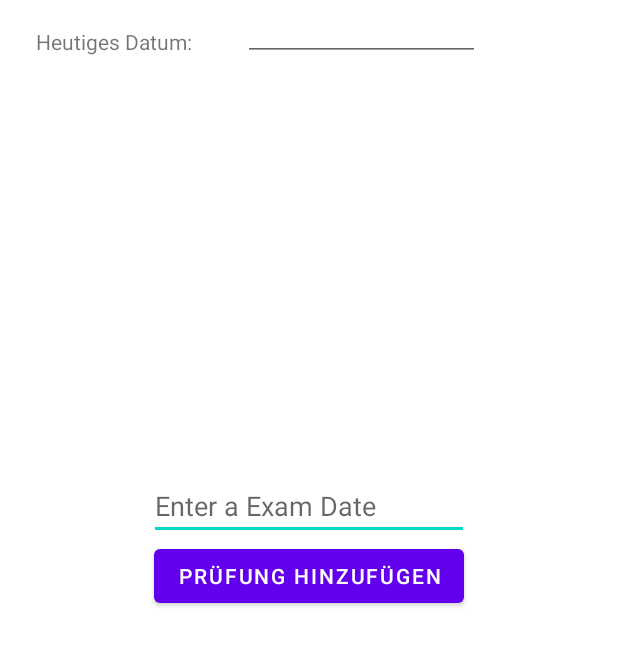
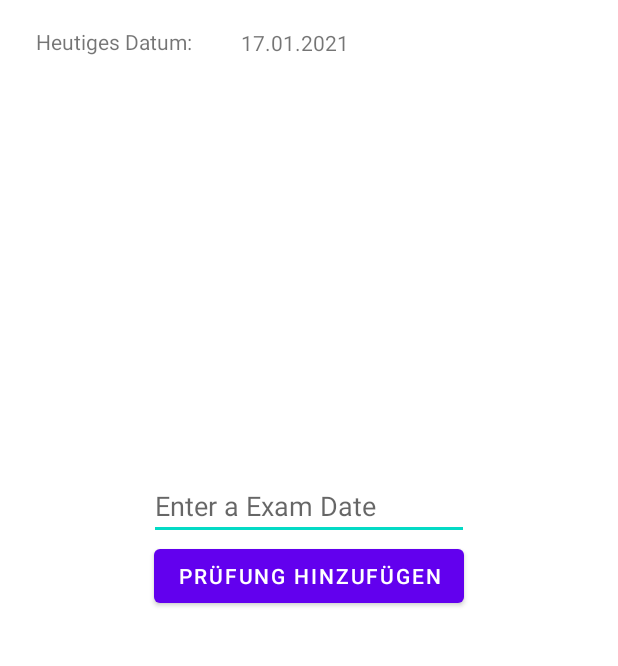
Before and after one commit to felixmeyjr/ExamTrackerAndMore, an Android app: the screen it shows after launch (MainActivity), on a phone screen of 412 x 824 dp, the part 154-820 px from its top. Run offline under Robolectric (Android 15) with nearby library versions, the phone set to English and light mode, and no system bars.

Commit message:
fixed bug with currentDate and reimplemented the button, now its working

```diff
--- a/app/src/main/java/com/example/examtrackerandmore/MainActivity.kt
+++ b/app/src/main/java/com/example/examtrackerandmore/MainActivity.kt
@@ -1,18 +1,24 @@
 package com.example.examtrackerandmore
 
+import android.os.Build
 import androidx.appcompat.app.AppCompatActivity
 import android.os.Bundle
 import android.widget.Button
 import android.widget.TextView
+import androidx.annotation.RequiresApi
 import java.util.*
 import kotlinx.android.synthetic.main.activity_main.*
 
 class MainActivity : AppCompatActivity() {
+    @RequiresApi(Build.VERSION_CODES.O) // this line was necessary for currentDate function
     override fun onCreate(savedInstanceState: Bundle?) {
         super.onCreate(savedInstanceState)
         setContentView(R.layout.activity_main)
 
-        currentDateTxt
+        // Set the current date on top with currentDate function
+        println(currentDate())
+        currentDateTxtView.text = currentDate()
+
 
         // Define action of Button with setOnClickListener
 
--- a/app/src/main/java/com/example/examtrackerandmore/functions.kt
+++ b/app/src/main/java/com/example/examtrackerandmore/functions.kt
@@ -1,6 +1,7 @@
 package com.example.examtrackerandmore
 
 import android.os.Build
+import android.text.Editable
 import androidx.annotation.RequiresApi
 import java.time.LocalDateTime
 import java.time.format.DateTimeFormatter
@@ -14,10 +15,9 @@ fun currentDate(): String? {
     val current = LocalDateTime.now()
 
     // Format
-    val formatter = DateTimeFormatter.ofPattern("yyyy-MM-dd HH:mm:ss.SSS")
-    val formatted = current.format(formatter)
+    val formatter = DateTimeFormatter.ofPattern("dd.MM.yyyy")
 
-    return formatted
+    return current.format(formatter)
 }
 
 fun main() {
--- a/app/src/main/res/layout/activity_main.xml
+++ b/app/src/main/res/layout/activity_main.xml
@@ -40,19 +40,6 @@
         app:layout_constraintTop_toTopOf="parent"
         app:layout_constraintVertical_bias="0.149" />
 
-    <EditText
-        android:id="@+id/currentDateTxtDate"
-        android:layout_width="158dp"
-        android:layout_height="22dp"
-        android:ems="10"
-        android:inputType="date"
-        app:layout_constraintBottom_toTopOf="@+id/ExamDateText"
-        app:layout_constraintEnd_toEndOf="parent"
-        app:layout_constraintHorizontal_bias="0.271"
-        app:layout_constraintStart_toEndOf="@+id/currentDateTxt"
-        app:layout_constraintTop_toTopOf="parent"
-        app:layout_constraintVertical_bias="0.193" />
-
     <TextView
         android:id="@+id/appNameTxt"
         android:layout_width="wrap_content"
@@ -65,4 +52,15 @@
         app:layout_constraintTop_toTopOf="parent"
         app:layout_constraintVertical_bias="0.604" />
 
+    <TextView
+        android:id="@+id/currentDateTxtView"
+        android:layout_width="wrap_content"
+        android:layout_height="wrap_content"
+        app:layout_constraintBottom_toTopOf="@+id/ExamDateText"
+        app:layout_constraintEnd_toEndOf="parent"
+        app:layout_constraintHorizontal_bias="0.155"
+        app:layout_constraintStart_toEndOf="@+id/currentDateTxt"
+        app:layout_constraintTop_toTopOf="parent"
+        app:layout_constraintVertical_bias="0.191" />
+
 </androidx.constraintlayout.widget.ConstraintLayout>
```
